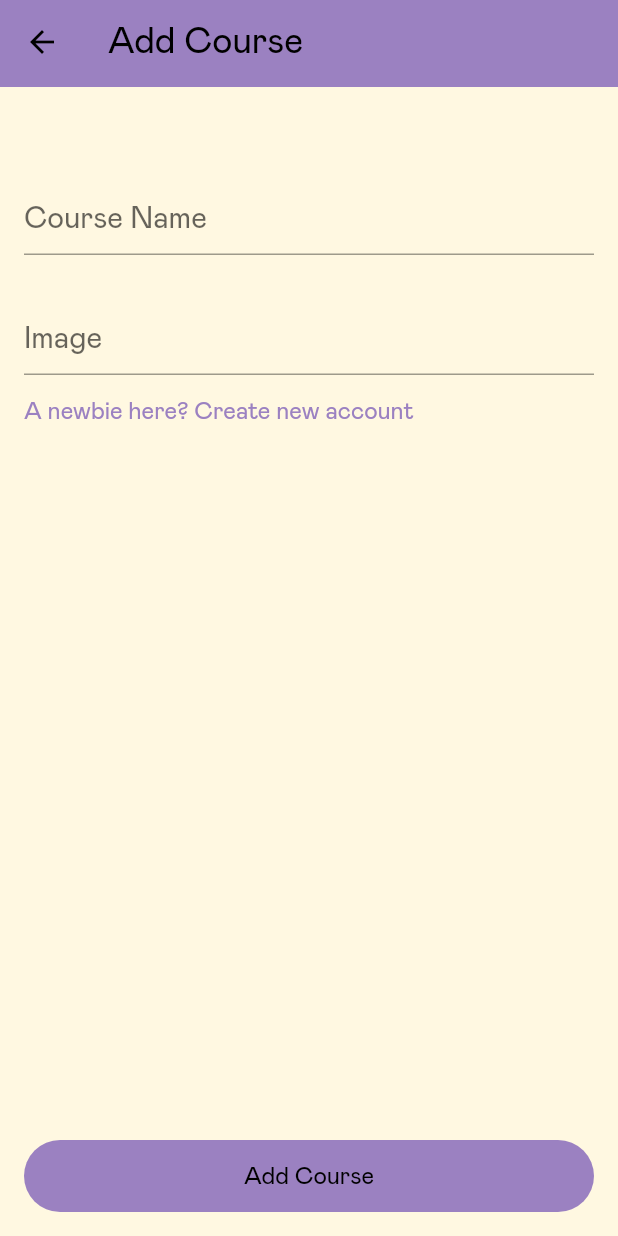
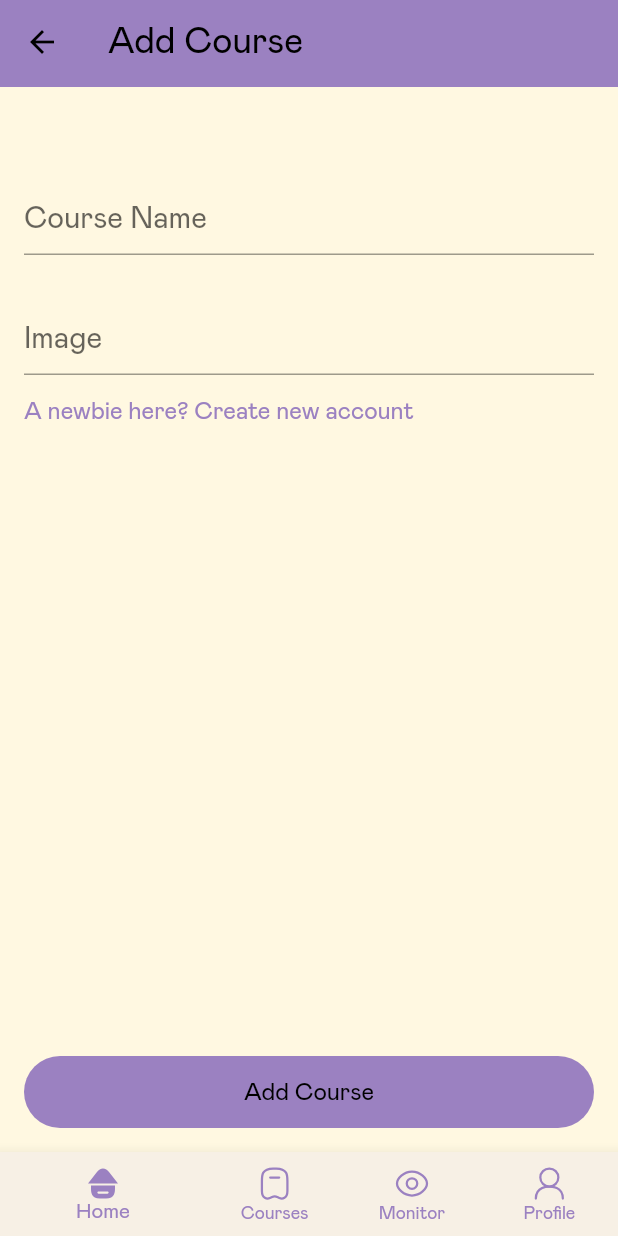
Before and after one commit to nourbeh302/Quizzed, a Flutter app: the AddCourseScreen screen opened by its route, on a phone screen of 412 x 824 dp. Run offline on Flutter 3.47's test engine with Material 2 defaults, Android fonts, the phone set to English and light mode, and no system bars; our stand-ins replace cloud_firestore, firebase_auth, firebase_core, flutter_svg; accounts and stored records are empty.

Commit message:
Refactoring the project structure

```diff
--- a/lib/models/course.dart
+++ b/lib/models/course.dart
@@ -1,7 +1,7 @@
 class Course {
-  String cuid;
+  String cuid = '';
   String name;
   String image;
 
-  Course(this.cuid, this.name, this.image);
+  Course(this.name, this.image);
 }
--- /dev/null
+++ b/lib/screens/professor/add_course.dart
@@ -0,0 +1,162 @@
+import 'package:flutter/material.dart';
+import 'package:quizzed/constant.dart';
+import 'package:quizzed/validators/name_validator.dart';
+import 'package:quizzed/widgets/appbar.dart';
+import 'package:quizzed/services/course_service.dart';
+import 'package:quizzed/widgets/navbar.dart';
+
+final _formKey = GlobalKey<FormState>();
+
+class AddCourseScreen extends StatefulWidget {
+  const AddCourseScreen({super.key});
+
+  @override
+  State<AddCourseScreen> createState() => _AddCourseScreenState();
+}
+
+class _AddCourseScreenState extends State<AddCourseScreen> {
+  // Define input controllers
+  final _nameController = TextEditingController();
+  final _imageController = TextEditingController();
+  final _nameValidator = NameValidator();
+  final _imageValidator = NameValidator(); // Needs enhancement
+
+  // Define service
+  final CourseService _courseService = CourseService();
+
+  void showErrorDialog(String error) {
+    showDialog(
+      context: context,
+      builder: (context) => AlertDialog(
+        title: Text(
+          error,
+          style: Theme.of(context).textTheme.labelLarge,
+        ),
+      ),
+    );
+  }
+
+  @override
+  void dispose() {
+    // Clean up the controller when the widget is removed from the widget tree
+    _nameController.dispose();
+    _imageController.dispose();
+    super.dispose();
+  }
+
+  @override
+  Widget build(BuildContext context) {
+    return Scaffold(
+      appBar: const QuizzedAppBar(
+        title: "Add Course",
+        isBackButtonActive: true,
+      ),
+      body: Container(
+        margin: const EdgeInsets.fromLTRB(0, 48, 0, 0),
+        padding: const EdgeInsets.all(16.0),
+        child: Column(
+          mainAxisAlignment: MainAxisAlignment.spaceBetween,
+          crossAxisAlignment: CrossAxisAlignment.start,
+          children: [
+            Column(
+              crossAxisAlignment: CrossAxisAlignment.start,
+              children: [
+                Form(
+                  key: _formKey,
+                  child: Column(
+                    children: [
+                      TextFormField(
+                        controller: _nameController,
+                        validator: (value) {
+                          if (value == null || value.isEmpty) {
+                            return "Fill the field";
+                          }
+                          if (!_nameValidator.isNameValid(value)) {
+                            return "Course name should be at least 3 characters";
+                          }
+                          return null;
+                        },
+                        style: TextStyle(
+                            fontFamily: baseFontFamily,
+                            fontSize: inputFontSize),
+                        decoration: InputDecoration(
+                            hintText: "Course Name",
+                            hintStyle: TextStyle(
+                                fontFamily: baseFontFamily,
+                                fontSize: inputFontSize),
+                            focusColor: primaryColor,
+                            focusedBorder: UnderlineInputBorder(
+                                borderSide: BorderSide(
+                              color: primaryColor,
+                            ))),
+                      ),
+                      const SizedBox(
+                        height: 32,
+                      ),
+                      TextFormField(
+                        controller: _imageController,
+                        obscureText: true,
+                        validator: (value) {
+                          if (value == null || value.isEmpty) {
+                            return "Fill the field";
+                          }
+                          if (!_imageValidator.isNameValid(value)) {
+                            return "Images should be at least 3 characters";
+                          }
+                          return null;
+                        },
+                        style: TextStyle(
+                            fontFamily: baseFontFamily,
+                            fontSize: inputFontSize),
+                        decoration: InputDecoration(
+                            hintText: "Image",
+                            hintStyle: TextStyle(
+                                fontFamily: baseFontFamily,
+                                fontSize: inputFontSize),
+                            focusColor: primaryColor,
+                            focusedBorder: UnderlineInputBorder(
+                                borderSide: BorderSide(
+                              color: primaryColor,
+                            ))),
+                      ),
+                    ],
+                  ),
+                ),
+                const SizedBox(
+                  height: 16,
+                ),
+                InkWell(
+                  onTap: () => Navigator.pushNamed(context, '/register'),
+                  child: Text(
+                    'A newbie here? Create new account',
+                    style: TextStyle(color: primaryColor),
+                  ),
+                ),
+              ],
+            ),
+            Column(
+              children: [
+                ElevatedButton(
+                  onPressed: () {
+                    if (_formKey.currentState!.validate()) {
+                      ScaffoldMessenger.of(context).showSnackBar(
+                        const SnackBar(content: Text('Processing Data')),
+                      );
+                      _courseService.addCourse(
+                          _nameController.text, _imageController.text);
+                    }
+                    Navigator.pushNamedAndRemoveUntil(
+                        context, '/', (route) => false);
+                  },
+                  child: Text('Add Course',
+                      style: Theme.of(context).textTheme.labelMedium),
+                ),
+              ],
+            ),
+          ],
+        ),
+      ),
+      bottomNavigationBar: const QuizzedNavbar(),
+    );
+  }
+}
--- a/lib/screens/professor/add_course_screen.dart
+++ /dev/null
@@ -1,155 +0,0 @@
-import 'package:flutter/material.dart';
-import 'package:quizzed/constant.dart';
-import 'package:quizzed/validators/name_validator.dart';
-import 'package:quizzed/widgets/quizzed_appbar.dart';
-import 'package:quizzed/services/course_service.dart';
-
-final _formKey = GlobalKey<FormState>();
-
-class AddCourseScreen extends StatefulWidget {
-  const AddCourseScreen({super.key});
-
-  @override
-  State<AddCourseScreen> createState() => _AddCourseScreenState();
-}
-
-class _AddCourseScreenState extends State<AddCourseScreen> {
-  // Define input controllers
-  final _nameController = TextEditingController();
-  final _imageController = TextEditingController();
-  final _nameValidator = NameValidator();
-  final _imageValidator = NameValidator(); // Needs enhancement
-  final CourseService _courseService = CourseService();
-
-  void showErrorDialog(String error) {
-    showDialog(
-      context: context,
-      builder: (context) => AlertDialog(
-        title: Text(
-          error,
-          style: Theme.of(context).textTheme.labelLarge,
-        ),
-      ),
-    );
-  }
-
-  @override
-  void dispose() {
-    // Clean up the controller when the widget is removed from the widget tree
-    _nameController.dispose();
-    _imageController.dispose();
-    super.dispose();
-  }
-
-  @override
-  Widget build(BuildContext context) {
-    return Scaffold(
-      appBar: const QuizzedAppBar(
-        title: "Add Course",
-        isBackButtonActive: true,
-      ),
-      body: Container(
-          margin: const EdgeInsets.fromLTRB(0, 48, 0, 0),
-          padding: const EdgeInsets.all(16.0),
-          child: Column(
-            mainAxisAlignment: MainAxisAlignment.spaceBetween,
-            crossAxisAlignment: CrossAxisAlignment.start,
-            children: [
-              Column(
-                crossAxisAlignment: CrossAxisAlignment.start,
-                children: [
-                  Form(
-                    key: _formKey,
-                    child: Column(
-                      children: [
-                        TextFormField(
-                          controller: _nameController,
-                          validator: (value) {
-                            if (value == null || value.isEmpty) {
-                              return "Fill the field";
-                            }
-                            if (!_nameValidator.isNameValid(value)) {
-                              return "Course name should be at least 3 characters";
-                            }
-                            return null;
-                          },
-                          style: TextStyle(
-                              fontFamily: baseFontFamily,
-                              fontSize: inputFontSize),
-                          decoration: InputDecoration(
-                              hintText: "Course Name",
-                              hintStyle: TextStyle(
-                                  fontFamily: baseFontFamily,
-                                  fontSize: inputFontSize),
-                              focusColor: primaryColor,
-                              focusedBorder: UnderlineInputBorder(
-                                  borderSide: BorderSide(
-                                color: primaryColor,
-                              ))),
-                        ),
-                        const SizedBox(
-                          height: 32,
-                        ),
-                        TextFormField(
-                          controller: _imageController,
-                          obscureText: true,
-                          validator: (value) {
-                            if (value == null || value.isEmpty) {
-                              return "Fill the field";
-                            }
-                            if (!_imageValidator.isNameValid(value)) {
-                              return "Images should be at least 3 characters";
-                            }
-                            return null;
-                          },
-                          style: TextStyle(
-                              fontFamily: baseFontFamily,
-                              fontSize: inputFontSize),
-                          decoration: InputDecoration(
-                              hintText: "Image",
-                              hintStyle: TextStyle(
-                                  fontFamily: baseFontFamily,
-                                  fontSize: inputFontSize),
-                              focusColor: primaryColor,
-                              focusedBorder: UnderlineInputBorder(
-                                  borderSide: BorderSide(
-                                color: primaryColor,
-                              ))),
-                        ),
-                      ],
-                    ),
-                  ),
-                  const SizedBox(
-                    height: 16,
-                  ),
-                  InkWell(
-                    onTap: () => Navigator.pushNamed(context, '/register'),
-                    child: Text(
-                      'A newbie here? Create new account',
-                      style: TextStyle(color: primaryColor),
-                    ),
-                  ),
-                ],
-              ),
-              Column(
-                children: [
-                  ElevatedButton(
-                    onPressed: () {
-                      if (_formKey.currentState!.validate()) {
-                        ScaffoldMessenger.of(context).showSnackBar(
-                          const SnackBar(content: Text('Processing Data')),
-                        );
-                        _courseService.addCourse(_nameController.text, _imageController.text);
-                      }
-                      Navigator.pushNamedAndRemoveUntil(context, '/', (route) => false);
-                    },
-                    child: Text('Add Course',
-                        style: Theme.of(context).textTheme.labelMedium),
-                  ),
-                ],
-              ),
-            ],
-          )),
-    );
-  }
-}
--- a/lib/screens/shared/getting_started_screen.dart
+++ b/lib/screens/shared/welcome.dart
@@ -1,7 +1,7 @@
 import 'package:flutter/material.dart';
 
-class GettingStartedScreen extends StatelessWidget {
-  const GettingStartedScreen({super.key});
+class WelcomeScreen extends StatelessWidget {
+  const WelcomeScreen({super.key});
 
   @override
   Widget build(BuildContext context) {
--- a/lib/widgets/quizzed_navbar.dart
+++ b/lib/widgets/navbar.dart
@@ -12,8 +12,16 @@ class QuizzedNavbar extends StatefulWidget {
 class _QuizzedNavbarState extends State<QuizzedNavbar> {
   int _selectedIndex = 0;
 
+  var routes = [
+    '/',
+    '/courses',
+    '/monitor',
+    '/profile'
+  ];
+
   void _onItemTapped(int index) {
     setState(() => _selectedIndex = index);
+    Navigator.pushNamed(context, routes[index]);
   }
 
   @override
@@ -37,7 +45,8 @@ class _QuizzedNavbarState extends State<QuizzedNavbar> {
             width: 24,
             height: 24,
             colorFilter: ColorFilter.mode(primaryColor, BlendMode.srcIn),
-            )),
+          ),
+        ),
         BottomNavigationBarItem(
             icon: SvgPicture.asset(
               'assets/icons/bookmark.svg',
```
Also changed, not shown: lib/main.dart (+10 -8 lines), lib/models/auth.dart (+5 -54 lines), lib/screens/professor/view_courses.dart (added, +37 -0 lines), lib/screens/shared/home.dart (renamed from lib/screens/shared/home_screen.dart, +11 -10 lines), lib/screens/shared/login.dart (renamed from lib/screens/shared/login_screen.dart, +11 -11 lines), lib/screens/student/register.dart (renamed from lib/screens/student/register_screen.dart, +8 -7 lines), lib/services/auth_service.dart (added, +38 -0 lines), lib/services/course_service.dart (+16 -1 lines), lib/widgets/root.dart (added, +28 -0 lines), lib/widgets/root_widget.dart (deleted, +0 -28 lines), lib/widgets/appbar.dart (renamed from lib/widgets/quizzed_appbar.dart). Lines whose indentation alone changed are shown as unchanged.
